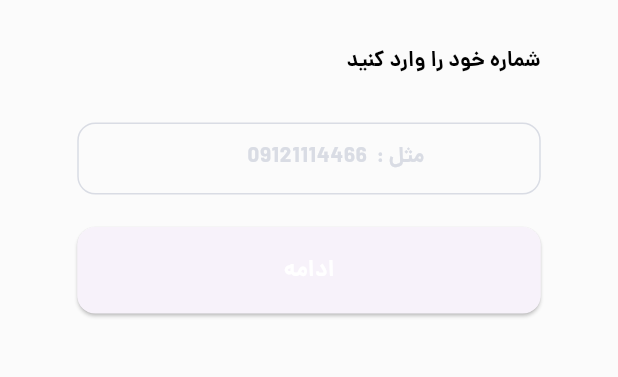
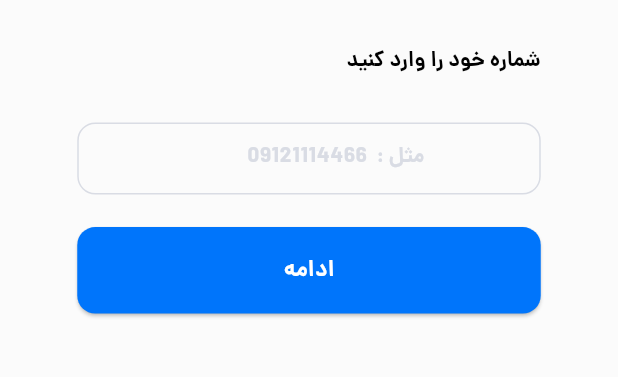
Before and after one commit to Mohammad1380H/watch_store, a Flutter app: the screen it shows after launch, on a phone screen of 412 x 824 dp, the part 552-929 px from its top. Run offline on Flutter 3.47's test engine with Material 3 defaults, Android fonts, the phone set to English and light mode, and no system bars; our stand-ins replace carousel_slider, flutter_svg.

```diff
--- a/lib/components/button_style.dart
+++ b/lib/components/button_style.dart
@@ -5,6 +5,6 @@ class AppButtonStyle {
   AppButtonStyle._();
 
   static ButtonStyle mainButtonStyle = ButtonStyle(
-      shape: MaterialStatePropertyAll(RoundedRectangleBorder(
+      shape: WidgetStatePropertyAll(RoundedRectangleBorder(
           borderRadius: BorderRadius.circular(Dimens.medium))));
 }
--- a/lib/components/theme.dart
+++ b/lib/components/theme.dart
@@ -8,10 +8,14 @@ ThemeData lightTheme() {
       iconTheme: const IconThemeData(color: Colors.black),
       primaryColor: AppColor.primaryColor,
       scaffoldBackgroundColor: AppColor.scaffoldBackgroundColor,
+      elevatedButtonTheme: const ElevatedButtonThemeData(
+          style: ButtonStyle(
+        backgroundColor: WidgetStatePropertyAll(AppColor.buttonColor),
+      )),
       inputDecorationTheme: InputDecorationTheme(
         filled: true,
-        fillColor: MaterialStateColor.resolveWith((states) {
-          if (states.contains(MaterialState.focused)) {
+        fillColor: WidgetStateColor.resolveWith((states) {
+          if (states.contains(WidgetState.focused)) {
             return AppColor.focusedTextField;
           } else {
             return AppColor.unFocusedTextField;
--- a/pubspec.yaml
+++ b/pubspec.yaml
@@ -36,7 +36,7 @@ dependencies:
   # Use with the CupertinoIcons class for iOS style icons.
   cupertino_icons: ^1.0.2
   flutter_svg: ^1.1.6
-  google_fonts: ^4.0.4
+  google_fonts: ^6.2.1
   carousel_slider: ^5.0.0
   intl: ^0.18.1
 
```
Also changed, not shown: lib/screens/main_screen/main_screen.dart (+7 -2 lines), lib/widgets/app_slider.dart (+6 -5 lines), pubspec.lock.
